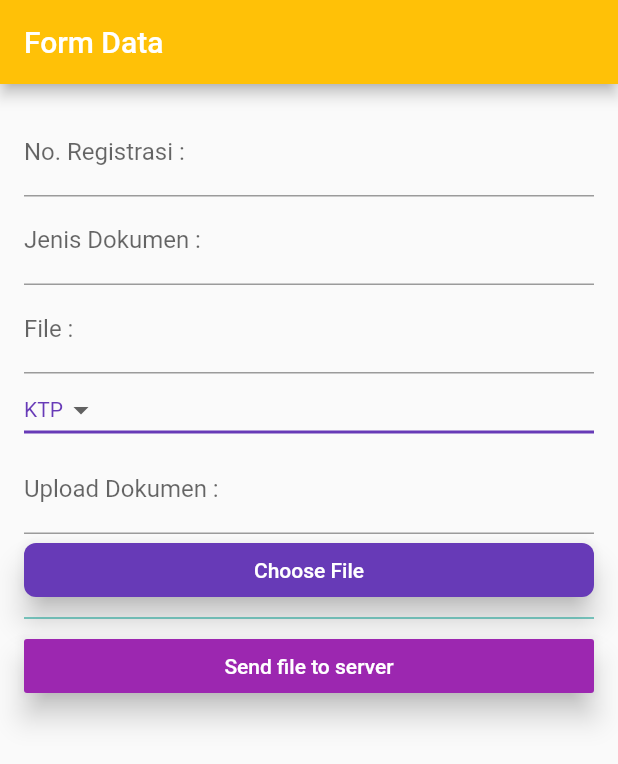
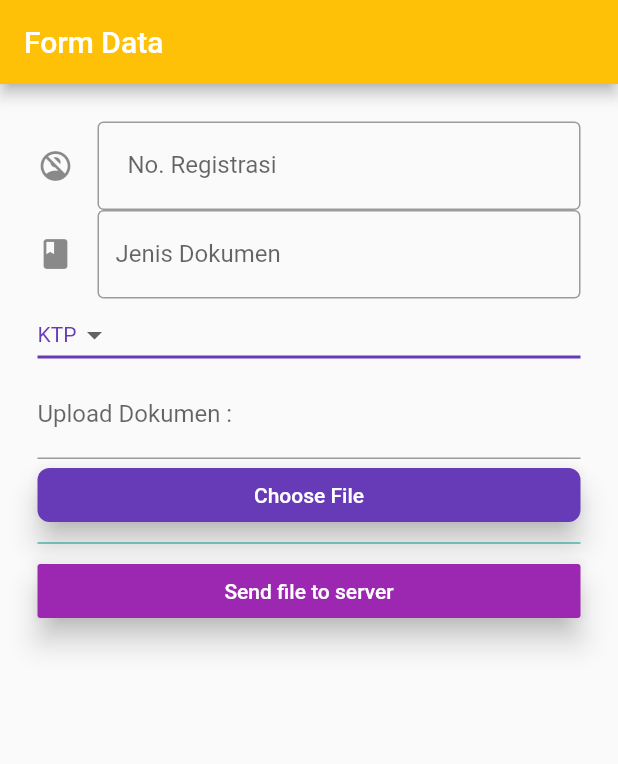
Before and after one commit to semicolon27/akad-client, a Flutter app: the screen it shows after launch, on a phone screen of 412 x 824 dp. Shown: the top 764 px of the screen. Run offline on Flutter 3.47's test engine with Material 2 defaults, Android fonts, the light colour scheme and no system bars; missing offline and left inert: dart:html.

Commit message:
Update main.dart

```diff
--- a/lib/main.dart
+++ b/lib/main.dart
@@ -3,6 +3,7 @@ import 'dart:html' as html;
 import 'dart:typed_data';
 import 'dart:async';
 import 'package:http/http.dart' as http;
+import 'package:flutter/services.dart';
 import 'package:http_parser/http_parser.dart';
 
 void main() =>
@@ -71,6 +72,8 @@ class _MyHomeState extends State<MyHome> {
     });
   }
 
+// final TextInputType keyboardType;
+
 @override
   Widget build(BuildContext context) {
     return Scaffold(
@@ -82,19 +85,27 @@ class _MyHomeState extends State<MyHome> {
           autovalidateMode: AutovalidateMode.always,
           key: _formKey,
           child: ListView(
-            padding: EdgeInsets.all(16.0),
-            children: [
+            padding: EdgeInsets.all(25.0),
+            children: <Widget>[
+              TextField(
+                keyboardType: TextInputType.number,
+                inputFormatters: <TextInputFormatter>[
+                 FilteringTextInputFormatter.digitsOnly
+                ],
+                decoration: InputDecoration(
+                  hintText: "Masukkan Nomor Registrasi",
+                  labelText: "No. Registrasi ",
+                  icon: Icon(Icons.no_accounts),
+                  border: OutlineInputBorder(),
+                  contentPadding: EdgeInsets.all(20.0),
+                ),
+              ),
               TextField(
                 decoration: InputDecoration(
-                  labelText: "No. Registrasi : ",
-              )),
-              TextField(
-                decoration: InputDecoration(
-                  labelText: "Jenis Dokumen : "
-              )),
-              TextField(
-                decoration: InputDecoration(
-                  labelText: "File : "
+                  hintText: "Pilih Jenis Dokumen",
+                  labelText: "Jenis Dokumen ",
+                  icon: Icon(Icons.book),
+                  border: OutlineInputBorder()
               )),
               DropdownButton<String>(
                   value: _jenisDokumen,
```
